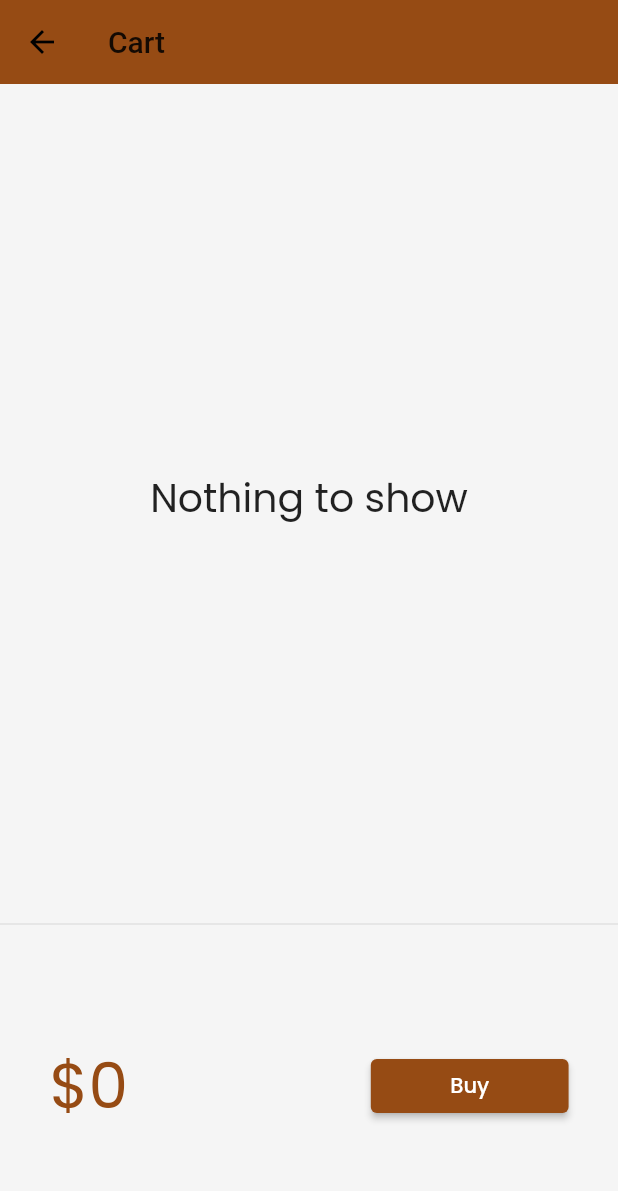
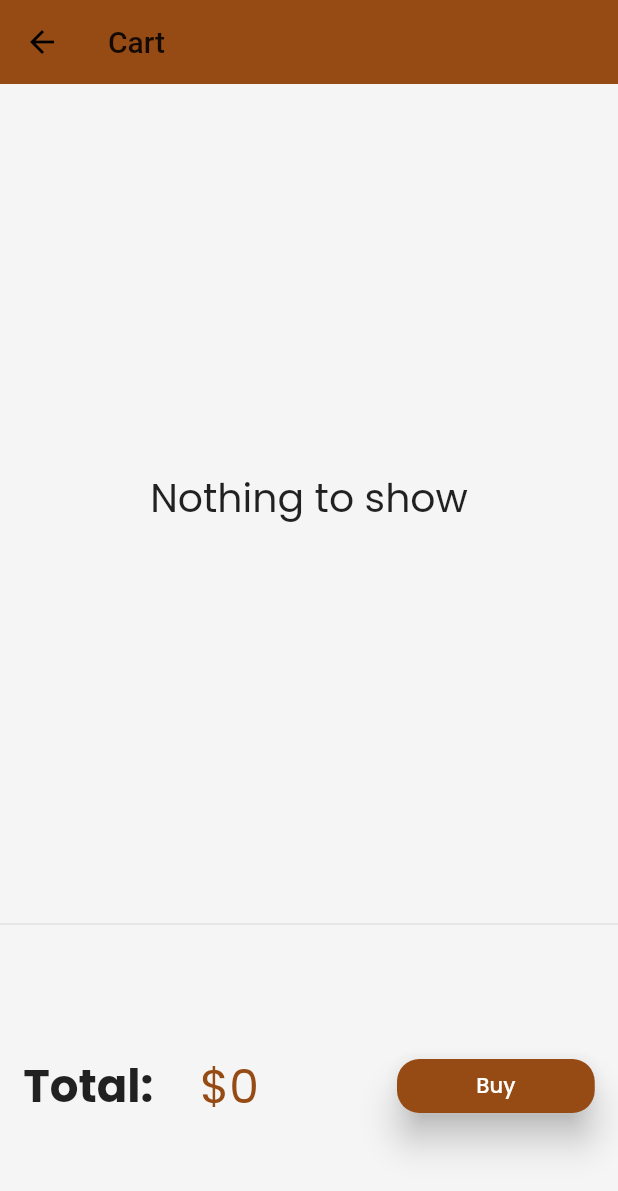
Before and after one commit to JayM2510/Rural4Us, a Flutter app: the CartPage screen opened by its route, on a phone screen of 412 x 824 dp. Shown: the top 1191 px of the screen. Run offline on Flutter 3.47's test engine with Material 2 defaults, Android fonts, the phone set to English and light mode, and no system bars; drawn by our look-alikes of velocity_x; our stand-ins replace google_fonts, url_strategy; network calls fail.

Commit message:
Cart Page edited

```diff
--- a/lib/models/cart.dart
+++ b/lib/models/cart.dart
@@ -13,7 +13,6 @@ class CartModel {
   CatalogModel get catalog => _catalog;
 
   set catalog(CatalogModel newCatalog) {
-    assert(newCatalog != null);
     _catalog = newCatalog;
   }
 
--- a/lib/pages/cart_page.dart
+++ b/lib/pages/cart_page.dart
@@ -7,7 +7,6 @@ class CartPage extends StatelessWidget {
   @override
   Widget build(BuildContext context) {
     return Scaffold(
-      backgroundColor: context.canvasColor,
       appBar: AppBar(
         backgroundColor: Color.fromARGB(255, 150, 75, 20),
         title: "Cart".text.make(),
@@ -32,12 +31,19 @@ class _CartTotal extends StatelessWidget {
       child: Row(
         mainAxisAlignment: MainAxisAlignment.spaceAround,
         children: [
+          Text(
+                  "Total:",
+                  style: TextStyle(
+                    fontSize: 30,
+                    fontWeight: FontWeight.bold,
+                  ),
+                ),
           VxBuilder(
             mutations: {RemoveMutation},
             builder: (context, _,status) {
               return "\$${_cart.totalPrice}"
                   .text
-                  .xl5
+                  .xl4
                   .color(context.theme.accentColor)
                   .make();
             },
@@ -51,7 +57,11 @@ class _CartTotal extends StatelessWidget {
             },
             style: ButtonStyle(
                 backgroundColor:
-                    MaterialStateProperty.all(context.theme.buttonColor)),
+                    MaterialStateProperty.all(context.theme.buttonColor),
+                    elevation: MaterialStateProperty.all(10),
+                    shape: MaterialStateProperty.resolveWith<OutlinedBorder>((_) {
+        return RoundedRectangleBorder(borderRadius: BorderRadius.circular(15));
+      }),),
             child: "Buy".text.white.make(),
           ).w32(context)
         ],
@@ -75,6 +85,7 @@ class _CartList extends StatelessWidget {
                 icon: Icon(Icons.remove_circle_outline),
                 onPressed: () => RemoveMutation(_cart.items[index]),
               ),
+
               title: _cart.items[index].name.text.make(),
             ),
           );
```
Also changed, not shown: assets/images/Bamboobasket.png (deleted), assets/images/Ecommerce checkout laptop-rafiki.png (added), assets/images/Image Banner 2.png (deleted), assets/images/ImageShop.png (deleted), assets/images/KChap.jpg (deleted), assets/images/Phul.jpg (deleted), assets/images/SS.jpg (deleted), assets/images/Shell.jpg (deleted), assets/images/checkout.png (added), assets/images/earthern.png (deleted), assets/images/madBan.jpg (deleted), assets/images/shawl.jpg (deleted), assets/images/splash_1.png (deleted), assets/images/splash_2.png (deleted), 1 more files.
